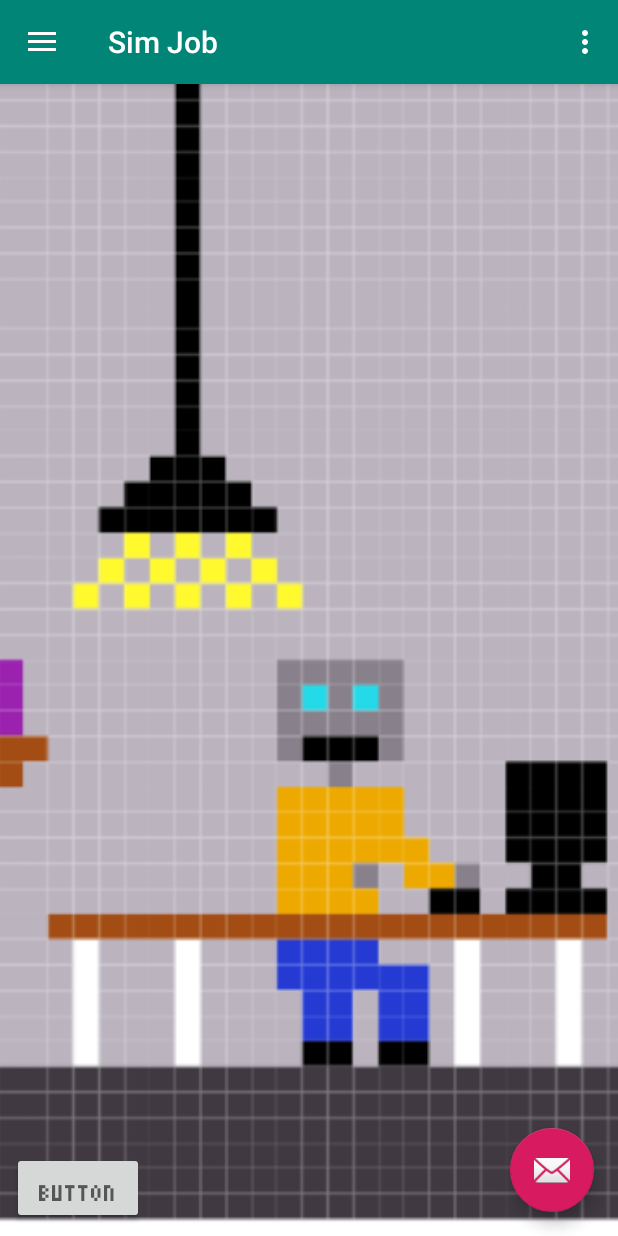
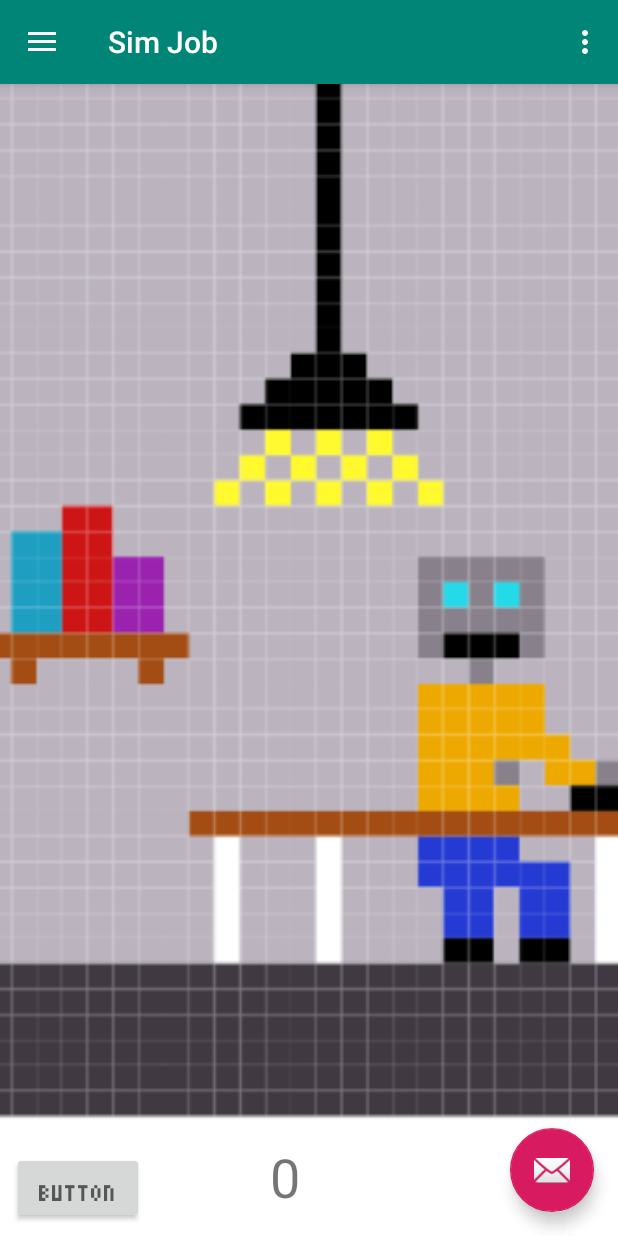
Before and after one commit to 21dircam/JobSim, an Android app: the screen it shows after launch (MainActivity), on a phone screen of 412 x 824 dp. Run offline under Robolectric (Android 15) with nearby library versions, the light colour scheme and no system bars.

Commit message:
Counter Works

```diff
--- a/app/src/main/java/org/pltw/examples/simjob/MainActivity.java
+++ b/app/src/main/java/org/pltw/examples/simjob/MainActivity.java
@@ -14,12 +14,15 @@ import android.support.v7.app.AppCompatActivity;
 import android.support.v7.widget.Toolbar;
 import android.view.Menu;
 import android.widget.EditText;
+import android.widget.TextView;
+
+import org.w3c.dom.Text;
 
 public class MainActivity extends AppCompatActivity
         implements NavigationView.OnNavigationItemSelectedListener {
 
 
-    private EditText etMoneyCount;
+    private TextView etMoneyCount;
 
     @Override
     protected void onCreate(Bundle savedInstanceState) {
@@ -56,6 +59,7 @@ public class MainActivity extends AppCompatActivity
             @Override
             public void onClick(View view) {
                 createMoney();
+
             }
         });
 
@@ -74,6 +78,7 @@ public class MainActivity extends AppCompatActivity
         Money money = new Money();
         money.setMoney(Double.parseDouble(etMoneyCount.getText().toString()));
         money.addMoney(1);
+        etMoneyCount.setText(Double.toString(money.getMoney()));
     }
 
     @Override
--- a/app/src/main/res/layout/content_main.xml
+++ b/app/src/main/res/layout/content_main.xml
@@ -13,7 +13,6 @@
         android:layout_width="wrap_content"
         android:layout_height="wrap_content"
         android:layout_marginStart="8dp"
-        android:layout_marginTop="8dp"
         android:layout_marginEnd="8dp"
         android:layout_marginBottom="8dp"
         android:fontFamily="@font/pixeltext"
@@ -22,32 +21,7 @@
         app:layout_constraintBottom_toBottomOf="parent"
         app:layout_constraintEnd_toEndOf="parent"
         app:layout_constraintHorizontal_bias="0.0"
-        app:layout_constraintStart_toStartOf="parent"
-        app:layout_constraintTop_toBottomOf="@+id/et_moneyCount"
-        app:layout_constraintVertical_bias="1.0" />
-
-    <EditText
-        android:id="@+id/et_moneyCount"
-        android:layout_width="wrap_content"
-        android:layout_height="wrap_content"
-        android:layout_marginStart="8dp"
-        android:layout_marginTop="628dp"
-        android:layout_marginEnd="8dp"
-        android:ems="10"
-        android:fontFamily="@font/pixeltext"
-        android:gravity="bottom"
-        android:hint="0"
-        android:inputType="numberDecimal"
-        android:text="0"
-        android:textAllCaps="false"
-        android:textAppearance="@style/TextAppearance.AppCompat.Display1"
-        android:textColor="@color/colorAccent"
-        android:textStyle="bold"
-        android:visibility="visible"
-        app:layout_constraintEnd_toEndOf="parent"
-        app:layout_constraintHorizontal_bias="0.587"
-        app:layout_constraintStart_toStartOf="parent"
-        app:layout_constraintTop_toTopOf="parent" />
+        app:layout_constraintStart_toStartOf="parent" />
 
     <ImageView
         android:id="@+id/imageView2"
@@ -57,8 +31,24 @@
         android:scaleType="centerCrop"
         app:layout_constraintBottom_toBottomOf="parent"
         app:layout_constraintEnd_toEndOf="parent"
+        app:layout_constraintHorizontal_bias="0.39"
         app:layout_constraintStart_toStartOf="parent"
         app:layout_constraintTop_toTopOf="parent"
+        app:layout_constraintVertical_bias="0.696"
         app:srcCompat="@drawable/m_bot_work" />
 
+    <TextView
+        android:id="@+id/et_moneyCount"
+        android:layout_width="50dp"
+        android:layout_height="40dp"
+        android:layout_marginStart="84dp"
+        android:layout_marginTop="657dp"
+        android:layout_marginBottom="24dp"
+        android:text="0"
+        android:textSize="36sp"
+        app:layout_constraintBottom_toBottomOf="parent"
+        app:layout_constraintStart_toEndOf="@+id/bt_makeMoney"
+        app:layout_constraintTop_toTopOf="parent"
+        app:layout_constraintVertical_bias="1.0" />
+
 </android.support.constraint.ConstraintLayout>
```
